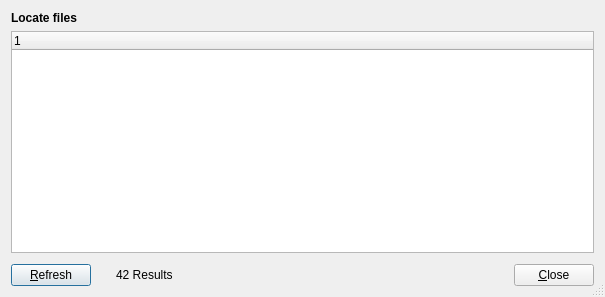
Above: src/locate-files-window.ui from Lithopsian/qdirstat before the change. Below: the same form after it.
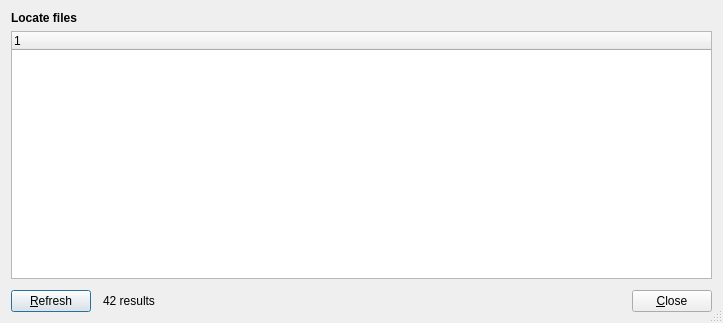
That is the form after the change.

Patch:
```diff
--- a/src/locate-files-window.ui
+++ b/src/locate-files-window.ui
@@ -6,8 +6,8 @@
    <rect>
     <x>0</x>
     <y>0</y>
-    <width>605</width>
-    <height>297</height>
+    <width>723</width>
+    <height>323</height>
    </rect>
   </property>
   <property name="windowTitle">
@@ -48,7 +48,7 @@
    <item>
     <layout class="QHBoxLayout" name="horizontalLayout">
      <property name="spacing">
-      <number>25</number>
+      <number>12</number>
      </property>
      <property name="topMargin">
       <number>5</number>
@@ -69,7 +69,7 @@
         </sizepolicy>
        </property>
        <property name="text">
-        <string>42 Results</string>
+        <string>42 results</string>
        </property>
       </widget>
      </item>
```
Left out of the diff: 2 changed lines with no effect on the pictures.
